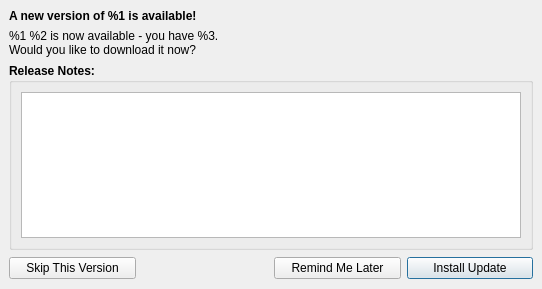
Before: the Qt Designer form src/Updater/UpdaterWindow.ui in speedovation/AutoUpdater-Qt, drawn with Qt 5.
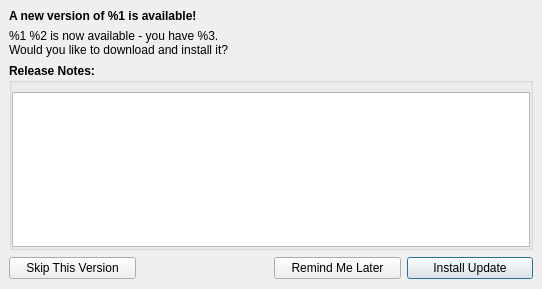
After: the same form once the commit is applied. Custom widgets are drawn as their Qt base class.

Patch:
```diff
--- a/src/Updater/UpdaterWindow.ui
+++ b/src/Updater/UpdaterWindow.ui
@@ -13,15 +13,7 @@
   <property name="windowTitle">
    <string>Software Update</string>
   </property>
-  <widget class="QWidget" name="Outer" native="true">
-   <property name="geometry">
-    <rect>
-     <x>9</x>
-     <y>9</y>
-     <width>524</width>
-     <height>271</height>
-    </rect>
-   </property>
+  <widget class="QWidget" name="Outer">
    <layout class="QVBoxLayout" name="verticalLayout">
     <item>
      <widget class="QLabel" name="newVersionIsAvailableLabel">
@@ -40,7 +32,7 @@
      <widget class="QLabel" name="wouldYouLikeToDownloadLabel">
       <property name="text">
        <string>%1 %2 is now available - you have %3. 
-Would you like to download it now?</string>
+Would you like to download and install it?</string>
       </property>
      </widget>
     </item>
@@ -56,6 +48,21 @@
        <string>Release Notes:</string>
       </property>
       <layout class="QHBoxLayout" name="horizontalLayout_7">
+       <property name="spacing">
+        <number>0</number>
+       </property>
+       <property name="leftMargin">
+        <number>0</number>
+       </property>
+       <property name="topMargin">
+        <number>9</number>
+       </property>
+       <property name="rightMargin">
+        <number>0</number>
+       </property>
+       <property name="bottomMargin">
+        <number>0</number>
+       </property>
        <item>
         <widget class="QTextEdit" name="releaseNotes">
          <property name="readOnly">
```
